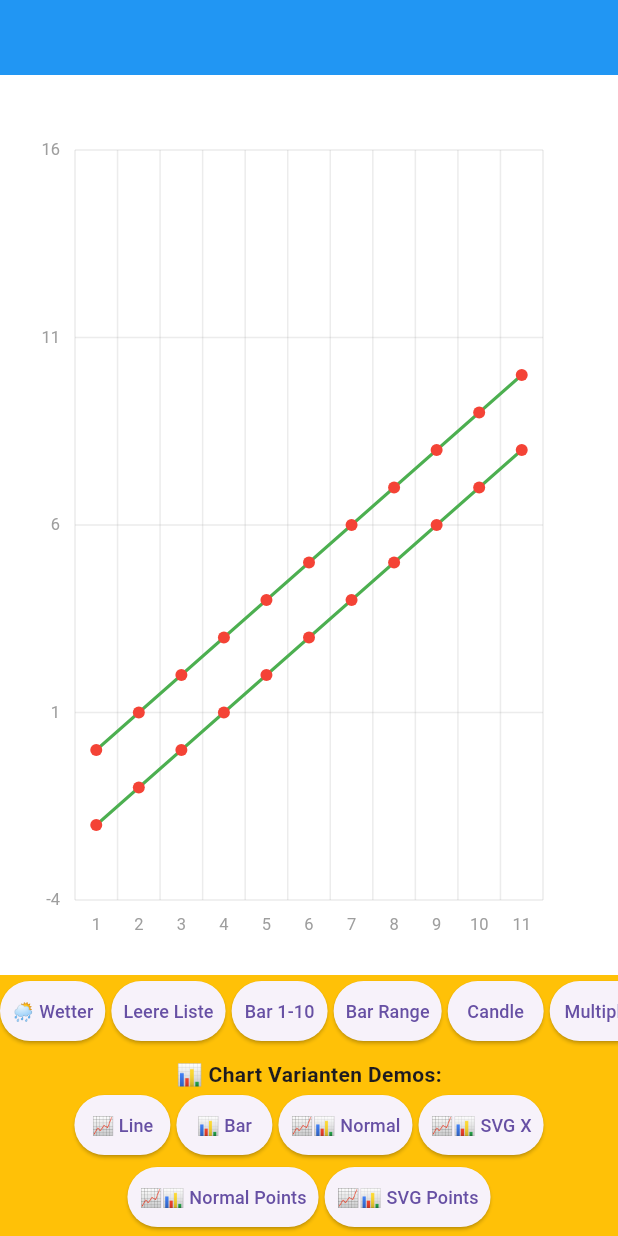
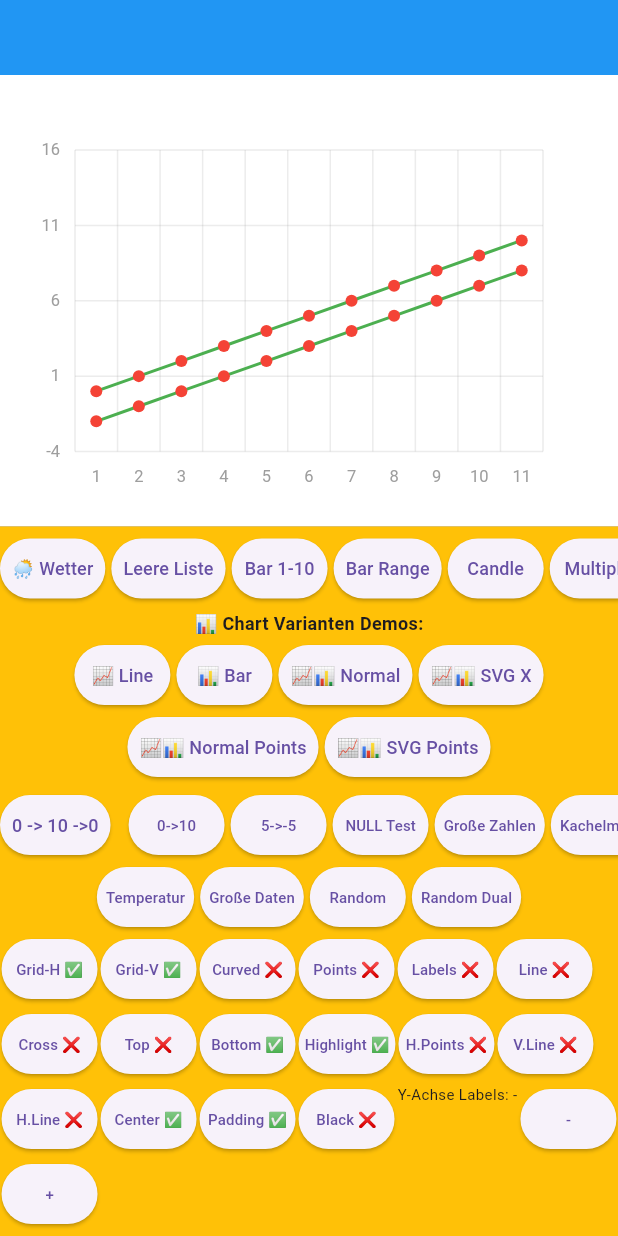
Before and after one commit to coodoo-io/coo_charts, a Flutter app: the screen it shows after launch, on a phone screen of 412 x 824 dp. Run offline on Flutter 3.47's test engine with Material 3 defaults, Android fonts, the phone set to English and light mode, and no system bars; our stand-ins replace flutter_svg, freezed_annotation.

Commit message:
Line and Bar Chart

```diff
--- a/example/lib/linechart_demo.dart
+++ b/example/lib/linechart_demo.dart
@@ -96,8 +96,6 @@ class _LineChartDemoState extends State<LineChartDemo> {
   @override
   Widget build(BuildContext context) {
     return Column(
-      mainAxisSize: MainAxisSize.min,
-      crossAxisAlignment: CrossAxisAlignment.center,
       children: [
         Container(
           color: Colors.blue,
@@ -106,12 +104,12 @@ class _LineChartDemoState extends State<LineChartDemo> {
             child: Row(),
           ),
         ),
-        Container(
-          width: double.infinity,
-          height: 600,
-          color: chartBackgroundColorBlack ? Colors.black : Colors.white,
-          child: switch (chartType) {
-            CooChartType.line => CooLineChart(
+        Expanded(
+          child: Container(
+            width: double.infinity,
+            color: chartBackgroundColorBlack ? Colors.black : Colors.white,
+            child: switch (chartType) {
+              CooChartType.line => CooLineChart(
                 dataSeries: linechartDataSeries,
                 columnBlocks: chartColumnBlocks,
                 chartConfig: chartConfig,
@@ -135,12 +133,16 @@ class _LineChartDemoState extends State<LineChartDemo> {
                 xAxisStepLineTopLabelCallback: xAxisStepLineTopLabelBarChartCallback,
                 xAxisStepLineBottomSvgCallback: xAxisStepLineBottomSvgBarChartCallback,
               ),
-          },
+            },
+          ),
         ),
         Container(
           color: Colors.amber,
-          child: Column(children: [
-            SingleChildScrollView(
+          padding: const EdgeInsets.symmetric(vertical: 4),
+          child: Column(
+            mainAxisSize: MainAxisSize.min,
+            children: [
+              SingleChildScrollView(
               scrollDirection: Axis.horizontal,
               child: Row(
                 children: [
@@ -186,8 +188,9 @@ class _LineChartDemoState extends State<LineChartDemo> {
               ),
             ),
             // === NEW DEMO BUTTONS FOR CHART VARIANTS ===
-            const SizedBox(height: 8),
-            const Text('📊 Chart Varianten Demos:', style: TextStyle(fontWeight: FontWeight.bold)),
+            const SizedBox(height: 4),
+            const Text('📊 Chart Varianten Demos:', style: TextStyle(fontWeight: FontWeight.bold, fontSize: 12)),
+            const SizedBox(height: 2),
             SingleChildScrollView(
               scrollDirection: Axis.horizontal,
               child: Row(
@@ -249,10 +252,12 @@ class _LineChartDemoState extends State<LineChartDemo> {
               ),
             ),
             // === END NEW DEMO BUTTONS ===
-            const SizedBox(height: 8),
+            const SizedBox(height: 4),
             SingleChildScrollView(
               scrollDirection: Axis.horizontal,
-              child: Row(
+              child: Wrap(
+                spacing: 4,
+                runSpacing: 2,
                 children: [
                   ElevatedButton(
                     style: ElevatedButton.styleFrom(padding: const EdgeInsets.symmetric(horizontal: 8, vertical: 4)),
@@ -261,85 +266,86 @@ class _LineChartDemoState extends State<LineChartDemo> {
                   ),
                   const SizedBox(width: 4),
                   ElevatedButton(
-                    style: ElevatedButton.styleFrom(padding: const EdgeInsets.symmetric(horizontal: 8, vertical: 4)),
+                    style: ElevatedButton.styleFrom(padding: const EdgeInsets.symmetric(horizontal: 6, vertical: 2)),
                     onPressed: () => setState(() => _create0To10ValuesChartDataPoints()),
-                    child: const Text('0 -> 10', style: TextStyle(fontSize: 12)),
+                    child: const Text('0->10', style: TextStyle(fontSize: 10)),
                   ),
-                  const SizedBox(width: 4),
                   ElevatedButton(
-                    style: ElevatedButton.styleFrom(padding: const EdgeInsets.symmetric(horizontal: 8, vertical: 4)),
+                    style: ElevatedButton.styleFrom(padding: const EdgeInsets.symmetric(horizontal: 6, vertical: 2)),
                     onPressed: () => setState(() => _createMinus5To5ValuesChartDataPoints()),
-                    child: const Text('5 -> -5', style: TextStyle(fontSize: 12)),
+                    child: const Text('5->-5', style: TextStyle(fontSize: 10)),
                   ),
-                  const SizedBox(width: 4),
                   ElevatedButton(
-                    style: ElevatedButton.styleFrom(padding: const EdgeInsets.symmetric(horizontal: 8, vertical: 4)),
+                    style: ElevatedButton.styleFrom(padding: const EdgeInsets.symmetric(horizontal: 6, vertical: 2)),
                     onPressed: () => setState(() => _create0To10To0WithNullValuesChartDataPoints()),
-                    child: const Text('NULL Test', style: TextStyle(fontSize: 12)),
+                    child: const Text('NULL Test', style: TextStyle(fontSize: 10)),
                   ),
-                  const SizedBox(width: 4),
                   ElevatedButton(
-                    style: ElevatedButton.styleFrom(padding: const EdgeInsets.symmetric(horizontal: 8, vertical: 4)),
+                    style: ElevatedButton.styleFrom(padding: const EdgeInsets.symmetric(horizontal: 6, vertical: 2)),
                     onPressed: () => setState(() => _generate10DataPointsLargeNumer()),
-                    child: const Text('Große Zahlen', style: TextStyle(fontSize: 12)),
+                    child: const Text('Große Zahlen', style: TextStyle(fontSize: 10)),
                   ),
-                  const SizedBox(width: 4),
                   ElevatedButton(
-                    style: ElevatedButton.styleFrom(padding: const EdgeInsets.symmetric(horizontal: 8, vertical: 4)),
+                    style: ElevatedButton.styleFrom(padding: const EdgeInsets.symmetric(horizontal: 6, vertical: 2)),
                     onPressed: () => setState(() => _generateKachelmann14TageWetterTrend()),
-                    child: const Text('Kachelmann', style: TextStyle(fontSize: 12)),
+                    child: const Text('Kachelmann', style: TextStyle(fontSize: 10)),
                   ),
                 ],
               ),
             ),
             SingleChildScrollView(
               scrollDirection: Axis.horizontal,
-              child: Row(
+              child: Wrap(
+                spacing: 4,
+                runSpacing: 2,
                 children: [
                   ElevatedButton(
-                    style: ElevatedButton.styleFrom(padding: const EdgeInsets.symmetric(horizontal: 8, vertical: 4)),
+                    style: ElevatedButton.styleFrom(padding: const EdgeInsets.symmetric(horizontal: 6, vertical: 2)),
                     onPressed: () => setState(() => _generateKachelmannVorhersageXL()),
-                    child: const Text('Temperatur', style: TextStyle(fontSize: 12)),
+                    child: const Text('Temperatur', style: TextStyle(fontSize: 10)),
                   ),
-                  const SizedBox(width: 4),
                   ElevatedButton(
-                    style: ElevatedButton.styleFrom(padding: const EdgeInsets.symmetric(horizontal: 8, vertical: 4)),
+                    style: ElevatedButton.styleFrom(padding: const EdgeInsets.symmetric(horizontal: 6, vertical: 2)),
                     onPressed: () => setState(() => _generateLargeVorhersageHourly()),
-                    child: const Text('Große Daten', style: TextStyle(fontSize: 12)),
+                    child: const Text('Große Daten', style: TextStyle(fontSize: 10)),
                   ),
-                  const SizedBox(width: 4),
                   ElevatedButton(
-                    style: ElevatedButton.styleFrom(padding: const EdgeInsets.symmetric(horizontal: 8, vertical: 4)),
+                    style: ElevatedButton.styleFrom(padding: const EdgeInsets.symmetric(horizontal: 6, vertical: 2)),
                     onPressed: () => setState(() => _genrateRandomCooLinechartDataPoints()),
-                    child: const Text('Random', style: TextStyle(fontSize: 12)),
+                    child: const Text('Random', style: TextStyle(fontSize: 10)),
                   ),
-                  const SizedBox(width: 4),
                   ElevatedButton(
-                    style: ElevatedButton.styleFrom(padding: const EdgeInsets.symmetric(horizontal: 8, vertical: 4)),
+                    style: ElevatedButton.styleFrom(padding: const EdgeInsets.symmetric(horizontal: 6, vertical: 2)),
                     onPressed: () => setState(() => _generateRandomDualLinechart()),
-                    child: const Text('Random Dual', style: TextStyle(fontSize: 12)),
+                    child: const Text('Random Dual', style: TextStyle(fontSize: 10)),
                   ),
                 ],
               ),
             ),
-            Row(
+            Wrap(
+              spacing: 2,
+              runSpacing: 2,
               children: [
                 ElevatedButton(
+                  style: ElevatedButton.styleFrom(padding: const EdgeInsets.symmetric(horizontal: 4, vertical: 2)),
                   onPressed: () => setState(
                       () => chartConfig = chartConfig.copyWith(showGridHorizontal: !chartConfig.showGridHorizontal)),
-                  child: Text('Grid-Horizontal ${chartConfig.showGridHorizontal ? '✅' : '❌'}'),
+                  child: Text('Grid-H ${chartConfig.showGridHorizontal ? '✅' : '❌'}', style: const TextStyle(fontSize: 10)),
                 ),
                 ElevatedButton(
+                  style: ElevatedButton.styleFrom(padding: const EdgeInsets.symmetric(horizontal: 4, vertical: 2)),
                   onPressed: () => setState(
                       () => chartConfig = chartConfig.copyWith(showGridVertical: !chartConfig.showGridVertical)),
-                  child: Text('Grid-Vertical ${chartConfig.showGridVertical ? '✅' : '❌'}'),
+                  child: Text('Grid-V ${chartConfig.showGridVertical ? '✅' : '❌'}', style: const TextStyle(fontSize: 10)),
                 ),
                 ElevatedButton(
+                  style: ElevatedButton.styleFrom(padding: const EdgeInsets.symmetric(horizontal: 4, vertical: 2)),
                   onPressed: () =>
                       setState(() => chartConfig = chartConfig.copyWith(curvedLine: !chartConfig.curvedLine)),
-                  child: Text('Curved ${chartConfig.curvedLine ? '✅' : '❌'}'),
+                  child: Text('Curved ${chartConfig.curvedLine ? '✅' : '❌'}', style: const TextStyle(fontSize: 10)),
                 ),
                 ElevatedButton(
+                  style: ElevatedButton.styleFrom(padding: const EdgeInsets.symmetric(horizontal: 4, vertical: 2)),
                   onPressed: () => setState(() {
                     showDataPoints = !showDataPoints;
                     for (var i = 0; i < linechartDataSeries.length; i++) {
@@ -347,9 +353,10 @@ class _LineChartDemoState extends State<LineChartDemo> {
                       linechartDataSeries[i] = lineChart;
                     }
                   }),
-                  child: Text('Show Data Points ${showDataPoints ? '✅' : '❌'}'),
+                  child: Text('Points ${showDataPoints ? '✅' : '❌'}', style: const TextStyle(fontSize: 10)),
                 ),
                 ElevatedButton(
+                  style: ElevatedButton.styleFrom(padding: const EdgeInsets.symmetric(horizontal: 4, vertical: 2)),
                   onPressed: () => setState(() {
                     showDataLabels = !showDataLabels;
                     for (var i = 0; i < linechartDataSeries.length; i++) {
@@ -357,9 +364,10 @@ class _LineChartDemoState extends State<LineChartDemo> {
                       linechartDataSeries[i] = lineChart;
                     }
                   }),
-                  child: Text('Show Data Lables ${showDataLabels ? '✅' : '❌'}'),
+                  child: Text('Labels ${showDataLabels ? '✅' : '❌'}', style: const TextStyle(fontSize: 10)),
                 ),
                 ElevatedButton(
+                  style: ElevatedButton.styleFrom(padding: const EdgeInsets.symmetric(horizontal: 4, vertical: 2)),
                   onPressed: () => setState(() {
                     showDataLine = !showDataLine;
                     for (var i = 0; i < linechartDataSeries.length; i++) {
@@ -367,50 +375,52 @@ class _LineChartDemoState extends State<LineChartDemo> {
                       linechartDataSeries[i] = lineChart;
                     }
                   }),
-                  child: Text('Show Data Path ${showDataLine ? '✅' : '❌'}'),
+                  child: Text('Line ${showDataLine ? '✅' : '❌'}', style: const TextStyle(fontSize: 10)),
                 ),
                 ElevatedButton(
+                  style: ElevatedButton.styleFrom(padding: const EdgeInsets.symmetric(horizontal: 4, vertical: 2)),
                   onPressed: () =>
                       setState(() => chartConfig = chartConfig.copyWith(crosshair: !chartConfig.crosshair)),
-                  child: Text('Crosshair ${chartConfig.crosshair ? '✅' : '❌'}'),
+                  child: Text('Cross ${chartConfig.crosshair ? '✅' : '❌'}', style: const TextStyle(fontSize: 10)),
                 ),
                 ElevatedButton(
+                  style: ElevatedButton.styleFrom(padding: const EdgeInsets.symmetric(horizontal: 4, vertical: 2)),
                   onPressed: () =>
                       setState(() => xAxisConfig = xAxisConfig.copyWith(showTopLabels: !xAxisConfig.showTopLabels)),
-                  child: Text('Top Labels ${xAxisConfig.showTopLabels ? '✅' : '❌'}'),
+                  child: Text('Top ${xAxisConfig.showTopLabels ? '✅' : '❌'}', style: const TextStyle(fontSize: 10)),
                 ),
                 ElevatedButton(
+                  style: ElevatedButton.styleFrom(padding: const EdgeInsets.symmetric(horizontal: 4, vertical: 2)),
                   onPressed: () => setState(
                       () => xAxisConfig = xAxisConfig.copyWith(showBottomLabels: !xAxisConfig.showBottomLabels)),
-                  child: Text('Bottom Labels ${xAxisConfig.showBottomLabels ? '✅' : '❌'}'),
+                  child: Text('Bottom ${xAxisConfig.showBottomLabels ? '✅' : '❌'}', style: const TextStyle(fontSize: 10)),
                 ),
-              ],
-            ),
-            Row(
-              children: [
                 ElevatedButton(
+                  style: ElevatedButton.styleFrom(padding: const EdgeInsets.symmetric(horizontal: 4, vertical: 2)),
                   onPressed: () => setState(() =>
                       chartConfig = chartConfig.copyWith(highlightMouseColumn: !chartConfig.highlightMouseColumn)),
-                  child: Text('Highlight Column ${chartConfig.highlightMouseColumn ? '✅' : '❌'}'),
+                  child: Text('Highlight ${chartConfig.highlightMouseColumn ? '✅' : '❌'}', style: const TextStyle(fontSize: 10)),
                 ),
                 ElevatedButton(
+                  style: ElevatedButton.styleFrom(padding: const EdgeInsets.symmetric(horizontal: 4, vertical: 2)),
                   onPressed: () =>
                       setState(() => chartConfig = chartConfig.copyWith(highlightPoints: !chartConfig.highlightPoints)),
-                  child: Text('Highlight points ${chartConfig.highlightPoints ? '✅' : '❌'}'),
+                  child: Text('H.Points ${chartConfig.highlightPoints ? '✅' : '❌'}', style: const TextStyle(fontSize: 10)),
                 ),
                 ElevatedButton(
+                  style: ElevatedButton.styleFrom(padding: const EdgeInsets.symmetric(horizontal: 4, vertical: 2)),
                   onPressed: () => setState(() => chartConfig =
                       chartConfig.copyWith(highlightPointsVerticalLine: !chartConfig.highlightPointsVerticalLine)),
-                  child: Text('Highlight points vertical line ${chartConfig.highlightPointsVerticalLine ? '✅' : '❌'}'),
+                  child: Text('V.Line ${chartConfig.highlightPointsVerticalLine ? '✅' : '❌'}', style: const TextStyle(fontSize: 10)),
                 ),
                 ElevatedButton(
+                  style: ElevatedButton.styleFrom(padding: const EdgeInsets.symmetric(horizontal: 4, vertical: 2)),
                   onPressed: () {
                     chartConfig =
                         chartConfig.copyWith(highlightPointsHorizontalLine: !chartConfig.highlightPointsHorizontalLine);
                     setState(() {});
                   },
-                  child:
-                      Text('Highlight points horizontal line ${chartConfig.highlightPointsHorizontalLine ? '✅' : '❌'}'),
+                  child: Text('H.Line ${chartConfig.highlightPointsHorizontalLine ? '✅' : '❌'}', style: const TextStyle(fontSize: 10)),
                 ),
                 // ElevatedButton(
                 //   onPressed: () => setState(() => chartConfig = chartConfig.copyWith(
@@ -419,25 +429,24 @@ class _LineChartDemoState extends State<LineChartDemo> {
                 //       'Highlight points horizontal line ${chartConfig.highlightPointsHorizontalLine ? '✅' : '❌'}'),
                 // ),
                 ElevatedButton(
+                  style: ElevatedButton.styleFrom(padding: const EdgeInsets.symmetric(horizontal: 4, vertical: 2)),
                   onPressed: () => setState(() => chartConfig = chartConfig.copyWith(
                       centerDataPointBetweenVerticalGrid: !chartConfig.centerDataPointBetweenVerticalGrid)),
-                  child: Text(
-                      'Center DataPoints between vertical Grid ${chartConfig.centerDataPointBetweenVerticalGrid ? '✅' : '❌'}'),
+                  child: Text('Center ${chartConfig.centerDataPointBetweenVerticalGrid ? '✅' : '❌'}', style: const TextStyle(fontSize: 10)),
                 ),
                 ElevatedButton(
+                  style: ElevatedButton.styleFrom(padding: const EdgeInsets.symmetric(horizontal: 4, vertical: 2)),
                   onPressed: () => setState(() => calcYAxisValuePadding = !calcYAxisValuePadding),
-                  child: Text('Y-Axes Value Padding ${calcYAxisValuePadding ? '✅' : '❌'}'),
+                  child: Text('Padding ${calcYAxisValuePadding ? '✅' : '❌'}', style: const TextStyle(fontSize: 10)),
                 ),
-              ],
-            ),
-            Row(
-              children: [
                 ElevatedButton(
+                  style: ElevatedButton.styleFrom(padding: const EdgeInsets.symmetric(horizontal: 4, vertical: 2)),
                   onPressed: () => setState(() => chartBackgroundColorBlack = !chartBackgroundColorBlack),
-                  child: Text('Schwarzer Hintergrund ${chartConfig.centerDataPointBetweenVerticalGrid ? '✅' : '❌'}'),
+                  child: Text('Black ${chartBackgroundColorBlack ? '✅' : '❌'}', style: const TextStyle(fontSize: 10)),
                 ),
-                Text('Anzahl Labels Y-Achse: ${yAxisLabelCount ?? '-'} '),
+                Text('Y-Achse Labels: ${yAxisLabelCount ?? '-'}', style: const TextStyle(fontSize: 10)),
                 ElevatedButton(
+                  style: ElevatedButton.styleFrom(padding: const EdgeInsets.symmetric(horizontal: 4, vertical: 2)),
                   onPressed: () => setState(() {
                     if (yAxisLabelCount == null) {
                       yAxisLabelCount = 5;
@@ -446,9 +455,10 @@ class _LineChartDemoState extends State<LineChartDemo> {
                     }
                     yAxisConfig = yAxisConfig.copyWith(labelCount: yAxisLabelCount);
                   }),
-                  child: const Text('-'),
+                  child: const Text('-', style: TextStyle(fontSize: 10)),
                 ),
                 ElevatedButton(
+                  style: ElevatedButton.styleFrom(padding: const EdgeInsets.symmetric(horizontal: 4, vertical: 2)),
                   onPressed: () => setState(() {
                     if (yAxisLabelCount == null) {
                       yAxisLabelCount = 5;
@@ -457,7 +467,7 @@ class _LineChartDemoState extends State<LineChartDemo> {
                     }
                     yAxisConfig = yAxisConfig.copyWith(labelCount: yAxisLabelCount);
                   }),
-                  child: const Text('+'),
+                  child: const Text('+', style: TextStyle(fontSize: 10)),
                 ),
               ],
             )
```
